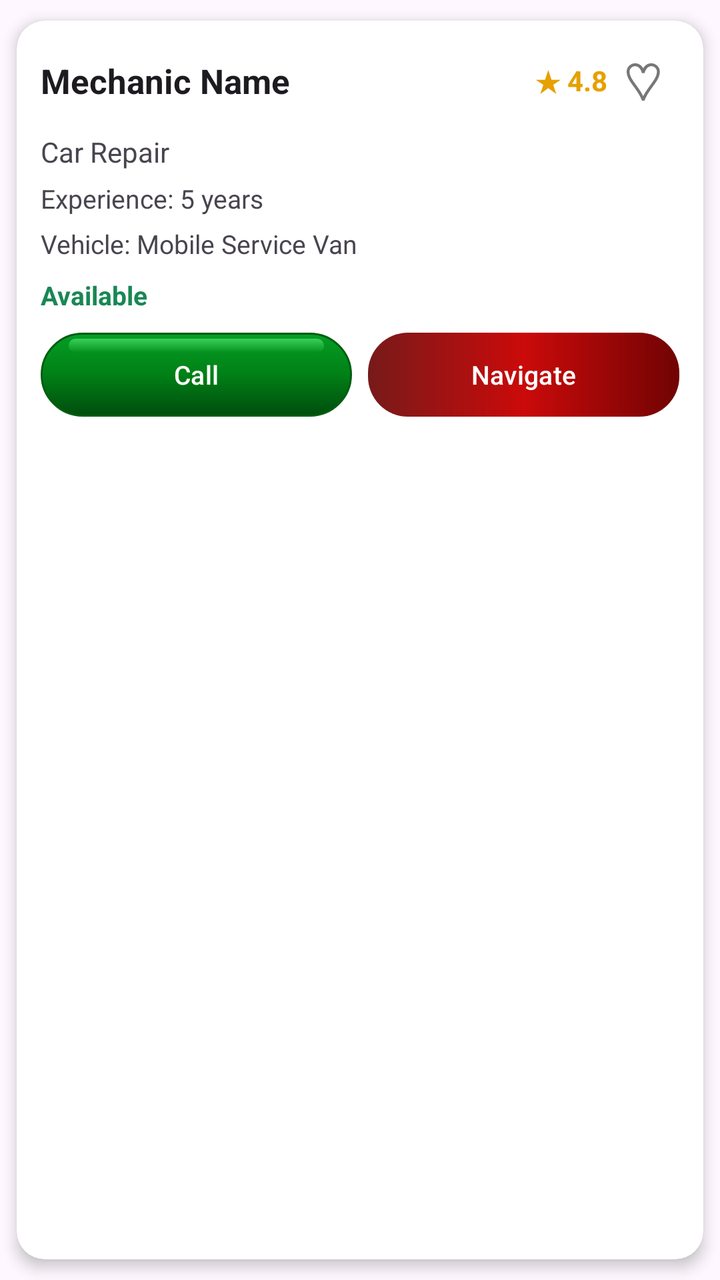
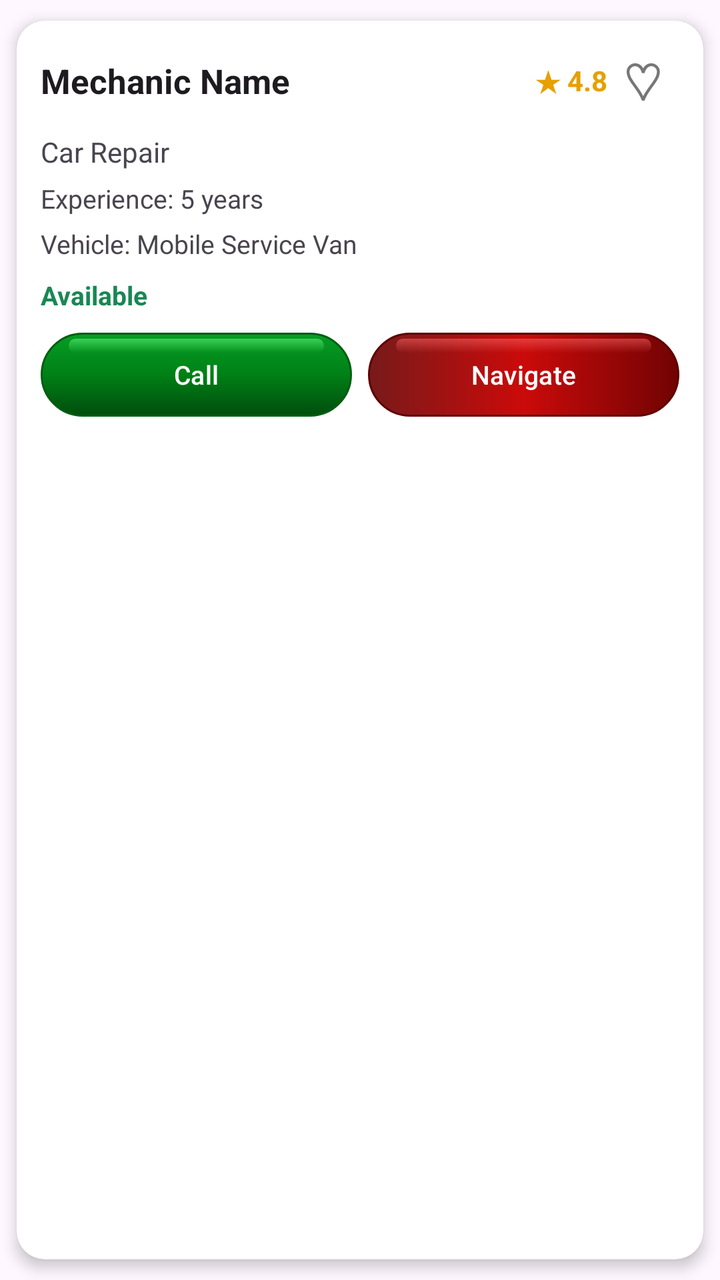

Screens rendered from an Android XML layout before and after an edit, with the pre-edit source and the edit as a unified diff.
<!-- AndroidManifest.xml: application theme Theme.RoadSideAssistance -->
<!-- res/layout/item_mechanic.xml -->
<?xml version="1.0" encoding="utf-8"?>
<androidx.cardview.widget.CardView xmlns:android="http://schemas.android.com/apk/res/android"
    xmlns:app="http://schemas.android.com/apk/res-auto"
    android:layout_width="match_parent"
    android:layout_height="wrap_content"
    android:layout_marginEnd="10dp"
    app:cardCornerRadius="14dp"
    app:cardElevation="4dp"
    app:cardUseCompatPadding="true">

    <LinearLayout
        android:layout_width="match_parent"
        android:layout_height="wrap_content"
        android:orientation="vertical"
        android:padding="12dp">

        <LinearLayout
            android:layout_width="match_parent"
            android:layout_height="wrap_content"
            android:gravity="center_vertical"
            android:orientation="horizontal">

            <TextView
                android:id="@+id/tvMechanicName"
                android:layout_width="0dp"
                android:layout_height="wrap_content"
                android:layout_weight="1"
                android:ellipsize="end"
                android:maxLines="1"
                android:text="Mechanic Name"
                android:textColor="?android:attr/textColorPrimary"
                android:textSize="17sp"
                android:textStyle="bold" />

            <TextView
                android:id="@+id/tvMechanicRating"
                android:layout_width="wrap_content"
                android:layout_height="wrap_content"
                android:text="★ 4.8"
                android:textColor="#E6A000"
                android:textSize="14sp"
                android:textStyle="bold" />

            <TextView
                android:id="@+id/tvFavorite"
                android:layout_width="36dp"
                android:layout_height="36dp"
                android:clickable="true"
                android:focusable="true"
                android:gravity="center"
                android:text="♡"
                android:textColor="#777777"
                android:textSize="26sp" />

        </LinearLayout>

        <TextView
            android:id="@+id/tvSpecialization"
            android:layout_width="match_parent"
            android:layout_height="wrap_content"
            android:layout_marginTop="8dp"
            android:ellipsize="end"
            android:maxLines="1"
            android:text="Car Repair"
            android:textColor="?android:attr/textColorSecondary"
            android:textSize="14sp" />

        <TextView
            android:id="@+id/tvExperience"
            android:layout_width="match_parent"
            android:layout_height="wrap_content"
            android:layout_marginTop="5dp"
            android:text="Experience: 5 years"
            android:textColor="?android:attr/textColorSecondary"
            android:textSize="13sp" />

        <TextView
            android:id="@+id/tvMechanicVehicle"
            android:layout_width="match_parent"
            android:layout_height="wrap_content"
            android:layout_marginTop="5dp"
            android:ellipsize="end"
            android:maxLines="1"
            android:text="Vehicle: Mobile Service Van"
            android:textColor="?android:attr/textColorSecondary"
            android:textSize="13sp" />

        <TextView
            android:id="@+id/tvMechanicAvailability"
            android:layout_width="wrap_content"
            android:layout_height="wrap_content"
            android:layout_marginTop="8dp"
            android:text="Available"
            android:textColor="#198754"
            android:textSize="13sp"
            android:textStyle="bold" />

        <LinearLayout
            android:layout_width="match_parent"
            android:layout_height="wrap_content"
            android:layout_marginTop="10dp"
            android:gravity="center_vertical"
            android:orientation="horizontal">

            <Button
                android:id="@+id/btnContactMechanic"
                android:layout_width="0dp"
                android:layout_height="42dp"
                android:layout_weight="1"
                android:background="@drawable/bg_login_btn"
                android:text="Call"
                android:textAllCaps="false"
                android:textColor="#FFFFFF"
                android:textSize="13sp"
                app:backgroundTint="@null" />

            <Button
                android:id="@+id/btnNavigateMechanic"
                android:layout_width="0dp"
                android:layout_height="42dp"
                android:layout_marginStart="8dp"
                android:layout_weight="1"
                android:background="@drawable/bg_signup_btn"
                android:text="Navigate"
                android:textAllCaps="false"
                android:textColor="#FFFFFF"
                android:textSize="13sp"
                app:backgroundTint="@null" />

        </LinearLayout>

    </LinearLayout>

</androidx.cardview.widget.CardView>
<!-- resources referenced by this layout -->
<resources>
  <!-- drawable bg_login_btn (drawable) -->
  <?xml version="1.0" encoding="utf-8"?>
  <layer-list xmlns:android="http://schemas.android.com/apk/res/android">
  
      
      <item>
          <shape android:shape="rectangle">
              <corners android:radius="100dp" />
              <gradient
                  android:angle="270"
                  android:startColor="#069E24"
                  android:centerColor="#008016"
                  android:endColor="#004D0D" />
              <stroke
                  android:width="1dp"
                  android:color="#005E10" />
          </shape>
      </item>
  
      
      <item
          android:top="6dp"
          android:bottom="6dp"
          android:left="6dp"
          android:right="6dp">
          <shape android:shape="rectangle">
              <corners android:radius="100dp" />
              <stroke
                  android:width="0dp"
                  android:color="#4088FF9E" />
          </shape>
      </item>
  
      
      <item
          android:top="3dp"
          android:bottom="32dp"
          android:left="14dp"
          android:right="14dp">
          <shape android:shape="rectangle">
              <corners android:radius="100dp" />
              <gradient
                  android:angle="270"
                  android:startColor="#8569FF85"
                  android:endColor="#0069FF85" />
          </shape>
      </item>
  
  </layer-list>
  
  
  
  
  
  
  
  
  
  
  
  
  
  
  
  
  
  
  
  
  
  
  
  
  
  
  
  
  
      
  
  
  
  
  
  
  
  
  
  
  
  
  
  
  
  
  
  
  
  
  
  
  
  
  
  
  
  
  
  
  
  
  
  
  
  
  
  <!-- drawable bg_signup_btn (drawable) -->
  <?xml version="1.0" encoding="utf-8"?>
  <shape xmlns:android="http://schemas.android.com/apk/res/android"
      android:shape="rectangle">
  
      <gradient
          android:startColor="#771A1A"
          android:centerColor="#CB0A0A"
          android:endColor="#710303"
          android:angle="0"
          android:type="linear" />
  
      <corners android:radius="20dp" />
  
  </shape>
  <style name="Theme.RoadSideAssistance" parent="Base.Theme.RoadSideAssistance" />
  <style name="Base.Theme.RoadSideAssistance" parent="Theme.Material3.DayNight.NoActionBar">
  
          <item name="colorPrimary">#14F500</item>
          <item name="colorSecondary">#14F500</item>
          <item name="colorControlActivated">#14F500</item>
  
      </style>
</resources>

<!-- the commit's change to res/layout/item_mechanic.xml (unified diff, before → after) -->
@@ -4,6 +4,7 @@
     android:layout_width="match_parent"
     android:layout_height="wrap_content"
     android:layout_marginEnd="10dp"
+    android:fitsSystemWindows="true"
     app:cardCornerRadius="14dp"
     app:cardElevation="4dp"
     app:cardUseCompatPadding="true">
<!-- resource entries referenced after the edit -->
@@ -118,19 +118,88 @@
   
   <!-- drawable bg_signup_btn (drawable) -->
   <?xml version="1.0" encoding="utf-8"?>
-  <shape xmlns:android="http://schemas.android.com/apk/res/android"
-      android:shape="rectangle">
-  
-      <gradient
-          android:startColor="#771A1A"
-          android:centerColor="#CB0A0A"
-          android:endColor="#710303"
-          android:angle="0"
-          android:type="linear" />
-  
-      <corners android:radius="20dp" />
-  
-  </shape>
+  <layer-list xmlns:android="http://schemas.android.com/apk/res/android">
+  
+      
+      <item>
+          <shape android:shape="rectangle">
+              <corners android:radius="100dp" />
+              <gradient
+                  android:angle="0"
+                  android:type="linear"
+                  android:startColor="#771A1A"
+                  android:centerColor="#CB0A0A"
+                  android:endColor="#710303" />
+              <stroke
+                  android:width="1dp"
+                  android:color="#5E0000" />
+          </shape>
+      </item>
+  
+      
+      <item
+          android:top="6dp"
+          android:bottom="6dp"
+          android:left="6dp"
+          android:right="6dp">
+          <shape android:shape="rectangle">
+              <corners android:radius="100dp" />
+              <stroke
+                  android:width="0dp"
+                  android:color="#40FF8888" />
+          </shape>
+      </item>
+  
+      
+      <item
+          android:top="3dp"
+          android:bottom="32dp"
+          android:left="14dp"
+          android:right="14dp">
+          <shape android:shape="rectangle">
+              <corners android:radius="100dp" />
+              <gradient
+                  android:angle="270"
+                  android:startColor="#85FF6969"
+                  android:endColor="#00FF6969" />
+          </shape>
+      </item>
+  
+  </layer-list>
+  
+  
+  
+  
+  
+  
+  
+  
+  
+  
+  
+  
+  
+  
+  
+  
+  
+  
+  
+  
+  
+  
+  
+  
+  
+  
+  
+  
+  
+  
+  
+  
+  
+  
   <style name="Theme.RoadSideAssistance" parent="Base.Theme.RoadSideAssistance" />
   <style name="Base.Theme.RoadSideAssistance" parent="Theme.Material3.DayNight.NoActionBar">
   
